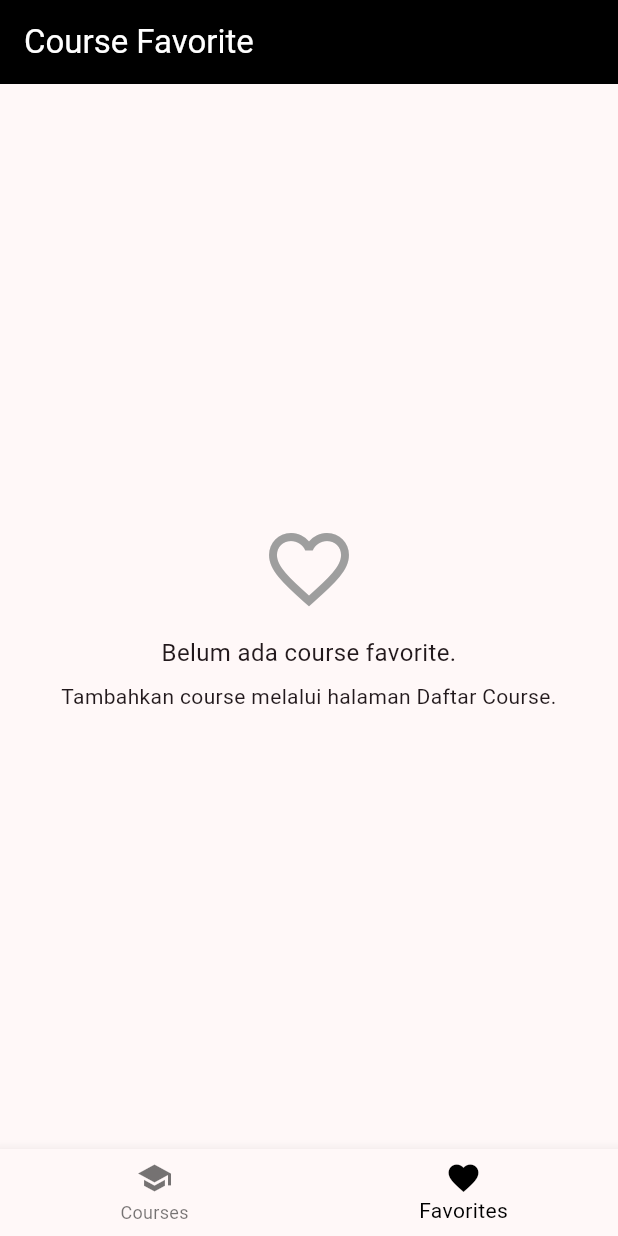
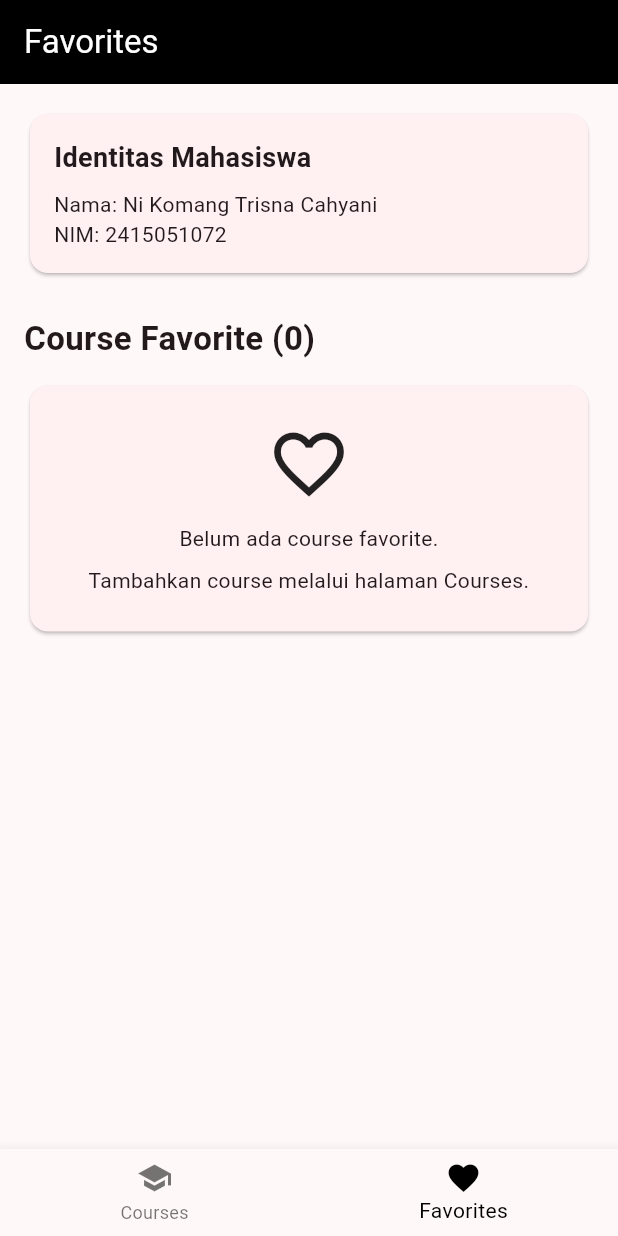
Before and after one commit to trisnacahyani-ops/flutter_ui_fundamentals, a Flutter app: the screen it shows after launch, item 2 of the bottom bar chosen, on a phone screen of 412 x 824 dp. Run offline on Flutter 3.47's test engine with Material 3 defaults, Android fonts, the phone set to English and light mode, and no system bars.

Commit message:
Tahap 14 Integrasikan Course Explorer v2 dengan Provider dan architecture

```diff
--- a/lib/main.dart
+++ b/lib/main.dart
@@ -23,7 +23,7 @@ class CourseExplorerApp extends StatelessWidget {
   Widget build(BuildContext context) {
     return MaterialApp(
       debugShowCheckedModeBanner: false,
-      title: 'Course Explorer',
+      title: 'Course Explorer v2',
       theme: ThemeData(
         colorScheme: ColorScheme.fromSeed(seedColor: Colors.black),
         useMaterial3: true,
--- a/lib/screens/favorites_page.dart
+++ b/lib/screens/favorites_page.dart
@@ -3,6 +3,7 @@ import 'package:provider/provider.dart';
 
 import '../providers/course_provider.dart';
 import '../widgets/course_card.dart';
+import '../widgets/student_identity_card.dart';
 import 'detail_page.dart';
 
 class FavoritesPage extends StatelessWidget {
@@ -31,39 +32,41 @@ class FavoritesPage extends StatelessWidget {
       );
     }
 
-    if (favoriteCourses.isEmpty) {
-      return const Center(
+    return ListView(
+      padding: const EdgeInsets.all(16),
+      children: [
+        const StudentIdentityCard(
+          name: 'Ni Komang Trisna Cahyani',
+          id: '2415051072',
+        ),
+        const SizedBox(height: 24),
+        Text(
+          'Course Favorite (${favoriteCourses.length})',
+          style: const TextStyle(fontSize: 22, fontWeight: FontWeight.bold),
+        ),
+        const SizedBox(height: 12),
+        if (favoriteCourses.isEmpty)
+          const Card(
             child: Padding(
               padding: EdgeInsets.all(24),
               child: Column(
-            mainAxisSize: MainAxisSize.min,
                 children: [
-              Icon(Icons.favorite_border, size: 64, color: Colors.grey),
+                  Icon(Icons.favorite_border, size: 56),
                   SizedBox(height: 12),
                   Text(
                     'Belum ada course favorite.',
                     textAlign: TextAlign.center,
-                style: TextStyle(fontSize: 16),
                   ),
                   SizedBox(height: 8),
                   Text(
-                'Tambahkan course melalui halaman Daftar Course.',
+                    'Tambahkan course melalui halaman Courses.',
                     textAlign: TextAlign.center,
                   ),
                 ],
               ),
             ),
-      );
-    }
-
-    return ListView(
-      padding: const EdgeInsets.all(16),
-      children: [
-        Text(
-          'Course Favorite (${favoriteCourses.length})',
-          style: const TextStyle(fontSize: 22, fontWeight: FontWeight.bold),
-        ),
-        const SizedBox(height: 16),
+          )
+        else
           ...favoriteCourses.map((course) {
             return CourseCard(
               course: course,
--- a/lib/screens/main_page.dart
+++ b/lib/screens/main_page.dart
@@ -22,18 +22,50 @@ class _MainPageState extends State<MainPage> {
 
   @override
   Widget build(BuildContext context) {
-    final provider = context.watch<CourseProvider>();
+    return LayoutBuilder(
+      builder: (context, constraints) {
+        final isWide = constraints.maxWidth >= 700;
 
         return Scaffold(
           appBar: AppBar(
-        title: Text(selectedIndex == 0 ? 'Daftar Course' : 'Course Favorite'),
+            title: Text(
+              selectedIndex == 0 ? 'Course Explorer v2' : 'Favorites',
+            ),
             backgroundColor: Colors.black,
             foregroundColor: Colors.white,
           ),
-      body: selectedIndex == 0
-          ? _buildCourseList(provider)
-          : const FavoritesPage(),
-      bottomNavigationBar: BottomNavigationBar(
+          body: isWide
+              ? Row(
+                  children: [
+                    NavigationRail(
+                      selectedIndex: selectedIndex,
+                      onDestinationSelected: (index) {
+                        setState(() {
+                          selectedIndex = index;
+                        });
+                      },
+                      labelType: NavigationRailLabelType.all,
+                      destinations: const [
+                        NavigationRailDestination(
+                          icon: Icon(Icons.school_outlined),
+                          selectedIcon: Icon(Icons.school),
+                          label: Text('Courses'),
+                        ),
+                        NavigationRailDestination(
+                          icon: Icon(Icons.favorite_border),
+                          selectedIcon: Icon(Icons.favorite),
+                          label: Text('Favorites'),
+                        ),
+                      ],
+                    ),
+                    const VerticalDivider(width: 1),
+                    Expanded(child: _buildSelectedPage()),
+                  ],
+                )
+              : _buildSelectedPage(),
+          bottomNavigationBar: isWide
+              ? null
+              : BottomNavigationBar(
                   currentIndex: selectedIndex,
                   selectedItemColor: Colors.black,
                   onTap: (index) {
@@ -42,7 +74,10 @@ class _MainPageState extends State<MainPage> {
                     });
                   },
                   items: const [
-          BottomNavigationBarItem(icon: Icon(Icons.school), label: 'Courses'),
+                    BottomNavigationBarItem(
+                      icon: Icon(Icons.school),
+                      label: 'Courses',
+                    ),
                     BottomNavigationBarItem(
                       icon: Icon(Icons.favorite),
                       label: 'Favorites',
@@ -50,9 +85,26 @@ class _MainPageState extends State<MainPage> {
                   ],
                 ),
         );
+      },
+    );
   }
 
-  Widget _buildCourseList(CourseProvider provider) {
+  Widget _buildSelectedPage() {
+    if (selectedIndex == 1) {
+      return const FavoritesPage();
+    }
+
+    return const CourseListView();
+  }
+}
+
+class CourseListView extends StatelessWidget {
+  const CourseListView({super.key});
+
+  @override
+  Widget build(BuildContext context) {
+    final provider = context.watch<CourseProvider>();
+
     if (provider.isLoading) {
       return const Center(
         child: CircularProgressIndicator(color: Colors.black),
@@ -69,7 +121,7 @@ class _MainPageState extends State<MainPage> {
               const Icon(Icons.error_outline, size: 48, color: Colors.red),
               const SizedBox(height: 12),
               Text(
-                'Gagal memuat course:\n${provider.error}',
+                'Gagal memuat data:\n${provider.error}',
                 textAlign: TextAlign.center,
               ),
               const SizedBox(height: 12),
```
Lines whose indentation alone changed are shown as unchanged.
